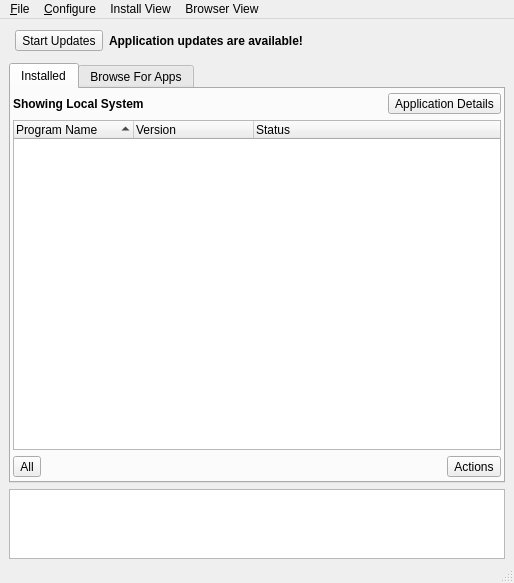
The window that src-qt4/pc-softwaremanager/mainUI.ui (trueos/pcbsd) describes before a commit, drawn with Qt 5.
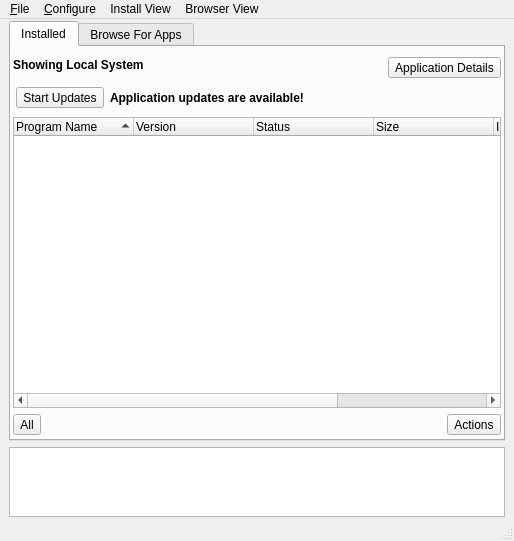
The same window after the commit. The open tabs and pages were chosen to show the change. Icons and pictures are not drawn.

Commit message: Get the AppCafe installed tab up to date, with a lot more information and abilities.

```diff
--- a/src-qt4/pc-softwaremanager/mainUI.ui
+++ b/src-qt4/pc-softwaremanager/mainUI.ui
@@ -40,51 +40,6 @@
     <property name="bottomMargin">
      <number>2</number>
     </property>
-    <item>
-     <widget class="QGroupBox" name="group_updates">
-      <property name="styleSheet">
-       <string notr="true">QGroupBox{
-background: rbga(50,190,255,130);
-border-radius: 5px;
-}</string>
-      </property>
-      <property name="title">
-       <string/>
-      </property>
-      <layout class="QHBoxLayout" name="horizontalLayout_6">
-       <property name="margin">
-        <number>3</number>
-       </property>
-       <item>
-        <widget class="QToolButton" name="tool_start_updates">
-         <property name="text">
-          <string>Start Updates</string>
-         </property>
-         <property name="icon">
-          <iconset resource="SoftwareManager.qrc">
-           <normaloff>:/icons/view-refresh.png</normaloff>:/icons/view-refresh.png</iconset>
-         </property>
-         <property name="toolButtonStyle">
-          <enum>Qt::ToolButtonTextBesideIcon</enum>
-         </property>
-        </widget>
-       </item>
-       <item>
-        <widget class="QLabel" name="label_updates">
-         <property name="font">
-          <font>
-           <weight>75</weight>
-           <bold>true</bold>
-          </font>
-         </property>
-         <property name="text">
-          <string>Application updates are available!</string>
-         </property>
-        </widget>
-       </item>
-      </layout>
-     </widget>
-    </item>
     <item>
      <widget class="QTabWidget" name="tabWidget">
       <property name="currentIndex">
@@ -121,8 +76,21 @@
          <number>4</number>
         </property>
         <item>
-         <layout class="QHBoxLayout" name="horizontalLayout_11">
-          <item>
+         <layout class="QGridLayout" name="gridLayout_2">
+          <item row="0" column="1" rowspan="2">
+           <spacer name="horizontalSpacer_2">
+            <property name="orientation">
+             <enum>Qt::Horizontal</enum>
+            </property>
+            <property name="sizeHint" stdset="0">
+             <size>
+              <width>278</width>
+              <height>20</height>
+             </size>
+            </property>
+           </spacer>
+          </item>
+          <item row="0" column="0" rowspan="2">
            <widget class="QLabel" name="label_install_jail">
             <property name="font">
              <font>
@@ -135,20 +103,7 @@
             </property>
            </widget>
           </item>
-          <item>
-           <spacer name="horizontalSpacer_2">
-            <property name="orientation">
-             <enum>Qt::Horizontal</enum>
-            </property>
-            <property name="sizeHint" stdset="0">
-             <size>
-              <width>278</width>
-              <height>20</height>
-             </size>
-            </property>
-           </spacer>
-          </item>
-          <item>
+          <item row="1" column="2">
            <widget class="QToolButton" name="tool_install_details">
             <property name="text">
              <string>Application Details</string>
@@ -162,6 +117,51 @@
             </property>
            </widget>
           </item>
+          <item row="2" column="0" colspan="3">
+           <widget class="QGroupBox" name="group_updates">
+            <property name="styleSheet">
+             <string notr="true">QGroupBox{
+background: rbga(50,190,255,130);
+border-radius: 5px;
+}</string>
+            </property>
+            <property name="title">
+             <string/>
+            </property>
+            <layout class="QHBoxLayout" name="horizontalLayout_6">
+             <property name="margin">
+              <number>3</number>
+             </property>
+             <item>
+              <widget class="QToolButton" name="tool_start_updates">
+               <property name="text">
+                <string>Start Updates</string>
+               </property>
+               <property name="icon">
+                <iconset resource="SoftwareManager.qrc">
+                 <normaloff>:/icons/view-refresh.png</normaloff>:/icons/view-refresh.png</iconset>
+               </property>
+               <property name="toolButtonStyle">
+                <enum>Qt::ToolButtonTextBesideIcon</enum>
+               </property>
+              </widget>
+             </item>
+             <item>
+              <widget class="QLabel" name="label_updates">
+               <property name="font">
+                <font>
+                 <weight>75</weight>
+                 <bold>true</bold>
+                </font>
+               </property>
+               <property name="text">
+                <string>Application updates are available!</string>
+               </property>
+              </widget>
+             </item>
+            </layout>
+           </widget>
+          </item>
          </layout>
         </item>
         <item>
@@ -199,6 +199,21 @@
             <string>Status</string>
            </property>
           </column>
+          <column>
+           <property name="text">
+            <string>Size</string>
+           </property>
+          </column>
+          <column>
+           <property name="text">
+            <string>Installed</string>
+           </property>
+          </column>
+          <column>
+           <property name="text">
+            <string>Architecture</string>
+           </property>
+          </column>
          </widget>
         </item>
         <item>
```
Left out of the diff: 4 changed lines with no effect on the pictures. The commit also changes 8 other files.
